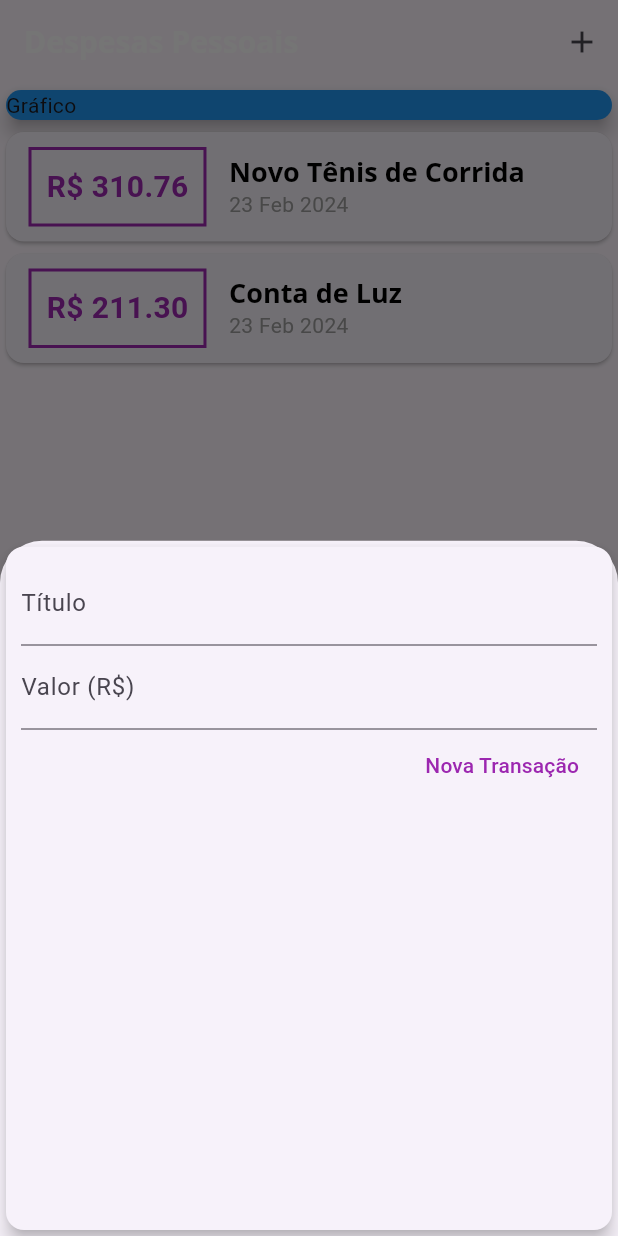
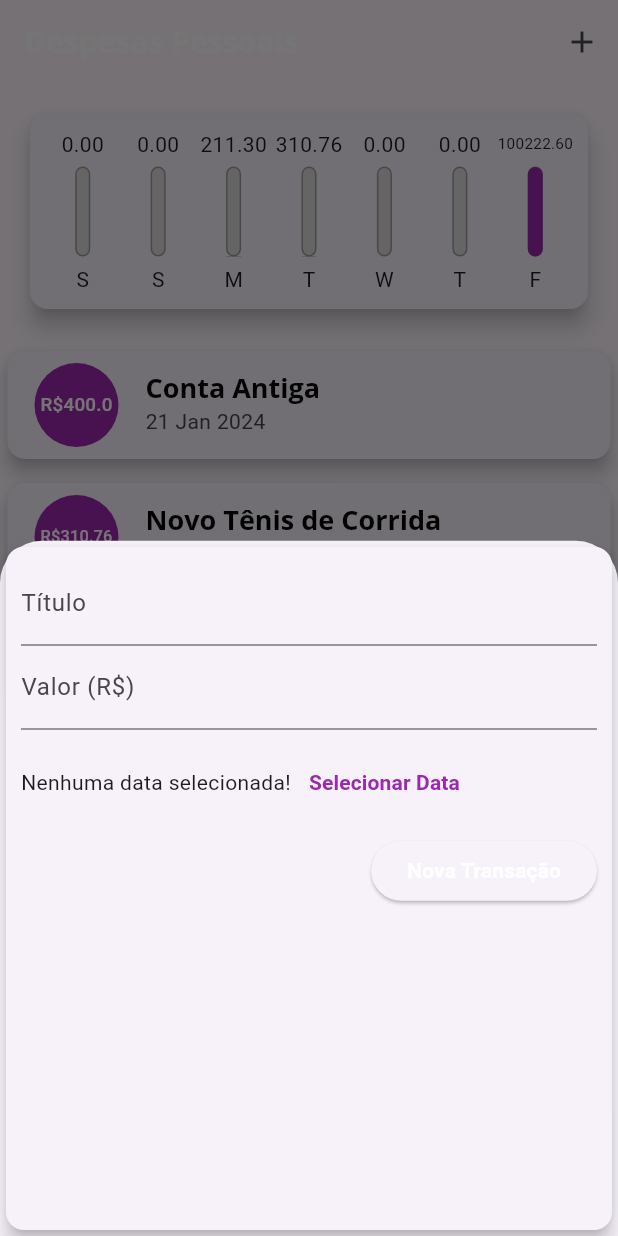
Before and after one commit to Nedsonjr10/Expenses-Flutter, a Flutter app: the screen it shows after launch, after a tap on the "add" icon, on a phone screen of 412 x 824 dp. Run offline on Flutter 3.47's test engine with Material 3 defaults, Android fonts, the phone set to English and light mode, and no system bars.

Commit message:
Creating chart and chart_bart

```diff
--- /dev/null
+++ b/lib/components/chart.dart
@@ -0,0 +1,65 @@
+import 'package:expenses/components/chart_bart.dart';
+import 'package:flutter/material.dart';
+import 'package:intl/intl.dart';
+import '../models/transaction.dart';
+
+class Chart extends StatelessWidget {
+  final List<Transaction> recentTransaction;
+
+  const Chart(this.recentTransaction, {Key? key}) : super(key: key);
+
+  List<Map<String, Object>> get groupedTransactions {
+    return List.generate(7, (index) {
+      final weekDay = DateTime.now().subtract(
+        Duration(days: index),
+      );
+
+      double totalSum = 0.0;
+
+      for (var i = 0; i < recentTransaction.length; i++) {
+        bool sameDay = recentTransaction[i].date.day == weekDay.day;
+        bool sameMonth = recentTransaction[i].date.month == weekDay.month;
+        bool sameYear = recentTransaction[i].date.year == weekDay.year;
+
+        if (sameDay && sameMonth && sameYear) {
+          totalSum += recentTransaction[i].value;
+        }
+      }
+
+      return {
+        'day': DateFormat.E().format(weekDay)[0],
+        'value': totalSum,
+      };
+    }).reversed.toList();
+  }
+
+  double get _weekTotalValue {
+    return groupedTransactions.fold(0.0, (sum, tr) {
+      return sum + (tr['value'] as double);
+    });
+  }
+
+  @override
+  Widget build(BuildContext context) {
+    return Card(
+      elevation: 6,
+      margin: const EdgeInsets.all(20),
+      child: Padding(
+        padding: const EdgeInsets.all(10),
+        child: Row(
+          mainAxisAlignment: MainAxisAlignment.spaceAround,
+          children: groupedTransactions.map((tr) {
+            return Flexible(
+              fit: FlexFit.tight,
+              child: ChartBar(
+                label: tr['day'] as String,
+                value: tr['value'] as double,
+                percentage: (tr['value'] as double) / _weekTotalValue,
+              ),
+            );
+          }).toList(),
+        ),
+      ),
+    );
+  }
+}
--- /dev/null
+++ b/lib/components/chart_bart.dart
@@ -0,0 +1,59 @@
+import 'package:flutter/material.dart';
+
+class ChartBar extends StatelessWidget {
+  final String? label;
+  final double? value;
+  final double? percentage;
+
+  const ChartBar({
+    this.label,
+    this.value,
+    this.percentage,
+    Key? key,
+  }) : super(key: key);
+
+  @override
+  Widget build(BuildContext context) {
+    return Column(
+      children: [
+        SizedBox(
+          height: 20,
+          child: FittedBox(
+            child: Text('${value!.toStringAsFixed(2)}'),
+          ),
+        ),
+        const SizedBox(height: 5),
+        SizedBox(
+          height: 60,
+          width: 10,
+          child: Stack(
+            alignment: Alignment.bottomCenter,
+            children: <Widget>[
+              Container(
+                decoration: BoxDecoration(
+                  border: Border.all(
+                    color: Colors.grey,
+                    width: 1.0,
+                  ),
+                  color: const Color.fromRGBO(220, 220, 220, 1),
+                  borderRadius: BorderRadius.circular(5),
+                ),
+              ),
+              FractionallySizedBox(
+                heightFactor: percentage,
+                child: Container(
+                  decoration: BoxDecoration(
+                    color: Theme.of(context).colorScheme.primary,
+                    borderRadius: BorderRadius.circular(5),
+                  ),
+                ),
+              ),
+            ],
+          ),
+        ),
+        const SizedBox(height: 5),
+        Text(label!),
+      ],
+    );
+  }
+}
--- a/lib/components/transaction_form.dart
+++ b/lib/components/transaction_form.dart
@@ -49,18 +49,35 @@ class _TransactionFormState extends State<TransactionForm> {
                 labelText: 'Valor (R\$)',
               ),
             ),
+            SizedBox(
+              height: 70,
+              child: Row(
+                children: <Widget>[
+                  const Text('Nenhuma data selecionada!'),
+                  TextButton(
+                    child: const Text(
+                      'Selecionar Data',
+                      style: TextStyle(
+                        fontWeight: FontWeight.bold,
+                      ),
+                    ),
+                    onPressed: () {},
+                  )
+                ],
+              ),
+            ),
             Row(
               mainAxisAlignment: MainAxisAlignment.end,
               children: <Widget>[
-                TextButton(
-                  child: const Text(
+                ElevatedButton(
+                  child: Text(
                     'Nova Transação',
                     style: TextStyle(
-                      color: Colors.purple,
+                      color: Theme.of(context).textTheme.button?.color,
                     ),
                   ),
                   onPressed: _submitForm,
-                )
+                ),
               ],
             ),
           ],
--- a/lib/components/transaction_list.dart
+++ b/lib/components/transaction_list.dart
@@ -11,50 +11,57 @@ class TransactionList extends StatelessWidget {
   Widget build(BuildContext context) {
     return SizedBox(
       height: 300,
-      child: ListView.builder(
+      child: transactions.isEmpty
+          ? Column(
+              children: [
+                const SizedBox(height: 20),
+                Text(
+                  'Nenhuma Transação Cadastrada!',
+                  style: Theme.of(context).textTheme.titleLarge,
+                ),
+                const SizedBox(height: 20),
+                SizedBox(
+                  height: 200,
+                  child: Image.asset(
+                    'assets/images/waiting.png',
+                    fit: BoxFit.cover,
+                  ),
+                ),
+              ],
+            )
+          : ListView.builder(
               itemCount: transactions.length,
               itemBuilder: (ctx, index) {
                 final tr = transactions[index];
                 return Card(
-            child: Row(
-              children: [
-                Container(
+                  elevation: 5,
                   margin: const EdgeInsets.symmetric(
-                    horizontal: 15,
-                    vertical: 10,
+                    vertical: 8,
+                    horizontal: 5,
                   ),
-                  decoration: BoxDecoration(
-                    border: Border.all(
-                      color: Theme.of(context).colorScheme.primary,
-                      width: 2,
-                    ),
-                  ),
-                  padding: const EdgeInsets.all(10),
+                  child: ListTile(
+                    leading: CircleAvatar(
+                      backgroundColor: Colors.purple,
+                      radius: 30,
+                      child: Padding(
+                        padding: const EdgeInsets.all(6),
+                        child: FittedBox(
                           child: Text(
-                    'R\$ ${tr.value.toStringAsFixed(2)}',
-                    style: TextStyle(
-                      fontWeight: FontWeight.bold,
-                      fontSize: 20,
-                      color: Theme.of(context).colorScheme.primary,
+                            'R\$${tr.value}',
+                            style: const TextStyle(
+                              color: Colors.white,
                             ),
                           ),
                         ),
-                Column(
-                  crossAxisAlignment: CrossAxisAlignment.start,
-                  children: [
-                    Text(
-                      tr.title,
-                      style: Theme.of(context).textTheme.headline6,
-                    ),
-                    Text(
-                      DateFormat('d MMM y').format(tr.date),
-                      style: const TextStyle(
-                        color: Colors.grey,
                       ),
                     ),
-                  ],
+                    title: Text(
+                      tr.title,
+                      style: Theme.of(context).textTheme.titleLarge,
                     ),
-              ],
+                    subtitle: Text(
+                      DateFormat('d MMM y').format(tr.date),
+                    ),
                   ),
                 );
               },
--- a/lib/main.dart
+++ b/lib/main.dart
@@ -2,6 +2,7 @@ import 'package:expenses/components/transaction_form.dart';
 import 'package:flutter/material.dart';
 import 'dart:math';
 import 'components/transaction_list.dart';
+import 'components/chart.dart';
 import 'models/transaction.dart';
 
 main() => runApp(ExpensesApp());
@@ -26,6 +27,10 @@ class ExpensesApp extends StatelessWidget {
             fontWeight: FontWeight.bold,
             color: Colors.black,
           ),
+          labelLarge: const TextStyle(
+            color: Colors.white,
+            fontWeight: FontWeight.bold,
+          ),
         ),
         appBarTheme: const AppBarTheme(
           titleTextStyle: TextStyle(
@@ -47,20 +52,46 @@ class MyHomePage extends StatefulWidget {
 }
 
 class _MyHomePageState extends State<MyHomePage> {
-  final _transactions = [
+  final List<Transaction> _transactions = [
+    Transaction(
+      id: 't0',
+      title: 'Conta Antiga',
+      value: 400.00,
+      date: DateTime.now().subtract(const Duration(days: 33)),
+    ),
     Transaction(
       id: 't1',
       title: 'Novo Tênis de Corrida',
       value: 310.76,
-      date: DateTime.now(),
+      date: DateTime.now().subtract(const Duration(days: 3)),
     ),
     Transaction(
       id: 't2',
       title: 'Conta de Luz',
       value: 211.30,
+      date: DateTime.now().subtract(const Duration(days: 4)),
+    ),
+    Transaction(
+      id: 't3',
+      title: 'Cartão de Crédito',
+      value: 100211.30,
+      date: DateTime.now(),
+    ),
+    Transaction(
+      id: 't4',
+      title: 'Lanche',
+      value: 11.30,
       date: DateTime.now(),
     ),
   ];
+
+  List<Transaction> get _recentTransactions {
+    return _transactions.where((tr) {
+      return tr.date.isAfter(DateTime.now().subtract(
+        const Duration(days: 7),
+      ));
+    }).toList();
+  }
 
   _addTransaction(String title, double value) {
     final newTransaction = Transaction(
@@ -102,13 +133,7 @@ class _MyHomePageState extends State<MyHomePage> {
         child: Column(
           crossAxisAlignment: CrossAxisAlignment.stretch,
           children: [
-            const SizedBox(
-              child: Card(
-                color: Colors.blue,
-                child: Text('Gráfico'),
-                elevation: 5,
-              ),
-            ),
+            Chart(_recentTransactions),
             TransactionList(_transactions),
           ],
         ),
--- a/pubspec.yaml
+++ b/pubspec.yaml
@@ -57,8 +57,8 @@ flutter:
   uses-material-design: true
 
   # To add assets to your application, add an assets section, like this:
-  # assets:
-  #   - images/a_dot_burr.jpeg
+  assets:
+    - assets/images/waiting.png
   #   - images/a_dot_ham.jpeg
 
   # An image asset can refer to one or more resolution-specific "variants", see
```
Also changed, not shown: assets/images/waiting.png (added), 1 other file. Lines whose indentation alone changed are shown as unchanged.
